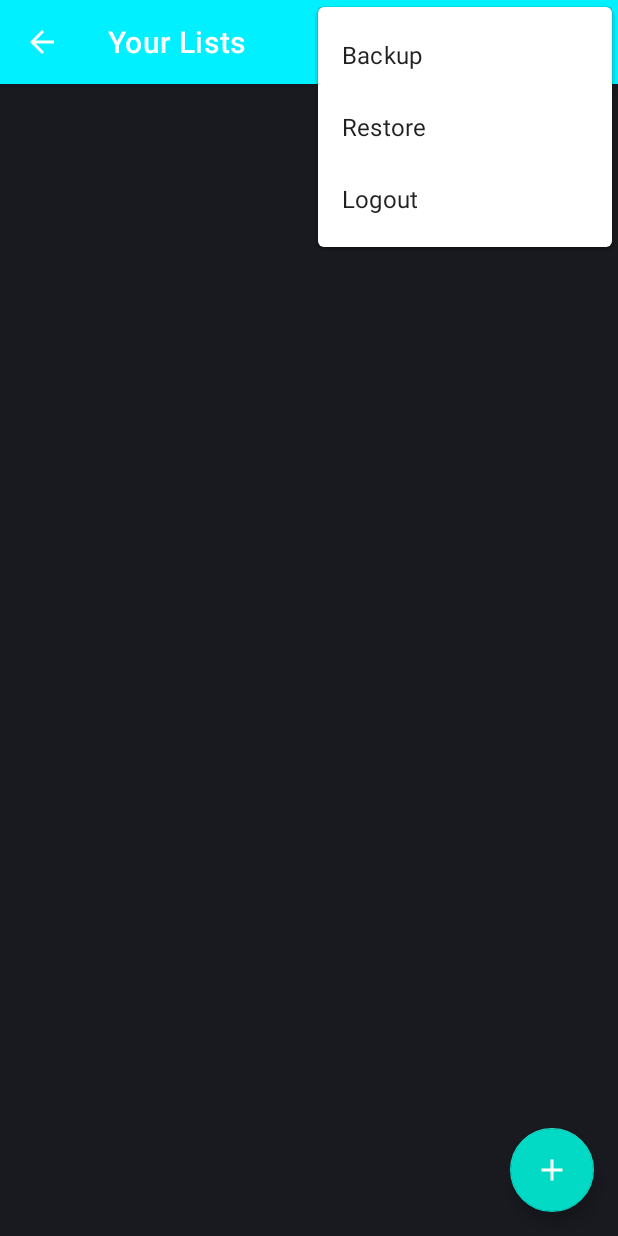
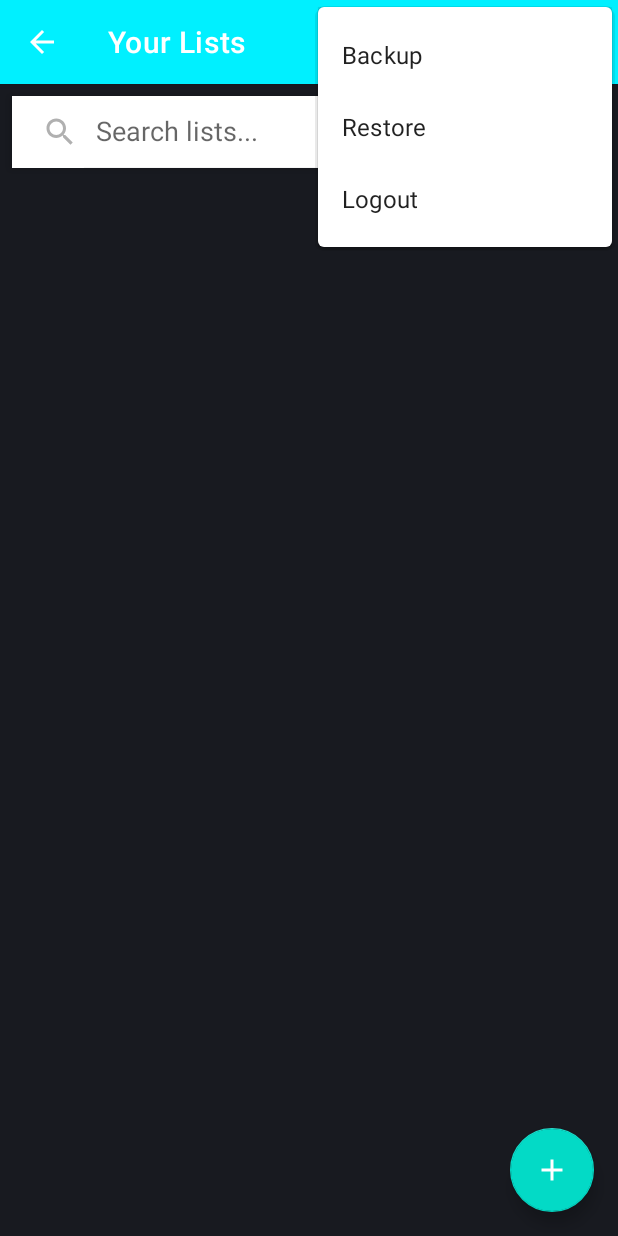
Before and after one commit to janithjay/ToDo-List-App, an Android app built with Jetpack Compose: the screen it shows after launch once a user with an empty profile is signed in (ListsActivity), with the options menu open, on a phone screen of 412 x 824 dp. Run offline under Robolectric (Android 15) with nearby library versions, the phone set to English and light mode, and no system bars; our stand-ins replace Firebase (no records; nobody signed in at launch, a user with empty details on screens opened directly), Room's generated code.

Commit message:
added search bar

```diff
--- a/app/src/main/java/com/janithjayashan/todolistapp/ui/activities/ListsActivity.kt
+++ b/app/src/main/java/com/janithjayashan/todolistapp/ui/activities/ListsActivity.kt
@@ -4,7 +4,6 @@ import android.app.AlertDialog
 import android.app.DatePickerDialog
 import android.app.TimePickerDialog
 import android.content.Intent
-import android.content.res.ColorStateList
 import android.os.Bundle
 import android.view.LayoutInflater
 import android.view.Menu
@@ -12,9 +11,8 @@ import android.view.MenuItem
 import android.widget.Button
 import android.widget.EditText
 import android.widget.TextView
-import android.widget.Toast
+import androidx.activity.OnBackPressedCallback
 import androidx.appcompat.app.AppCompatActivity
-import androidx.core.content.ContextCompat
 import androidx.lifecycle.ViewModelProvider
 import androidx.recyclerview.widget.LinearLayoutManager
 import androidx.recyclerview.widget.RecyclerView
@@ -38,6 +36,7 @@ class ListsActivity : AppCompatActivity() {
     private lateinit var backupManager: FirebaseBackupManager
     private val dateFormat = SimpleDateFormat("MMM dd, yyyy", Locale.getDefault())
     private val timeFormat = SimpleDateFormat("HH:mm", Locale.getDefault())
+    private var allLists = listOf<TodoList>()
 
     override fun onCreate(savedInstanceState: Bundle?) {
         super.onCreate(savedInstanceState)
@@ -50,8 +49,42 @@ class ListsActivity : AppCompatActivity() {
         backupManager = FirebaseBackupManager(this)
 
         setupRecyclerView()
+        setupSearchView()
         setupFab()
         observeLists()
+
+        // Handle back press with the new recommended way
+        onBackPressedDispatcher.addCallback(this, object : OnBackPressedCallback(true) {
+            override fun handleOnBackPressed() {
+                finish()
+            }
+        })
+    }
+
+    private fun setupSearchView() {
+        val searchView = findViewById<androidx.appcompat.widget.SearchView>(R.id.searchView)
+        searchView.setOnQueryTextListener(object : androidx.appcompat.widget.SearchView.OnQueryTextListener {
+            override fun onQueryTextSubmit(query: String?): Boolean {
+                return false
+            }
+
+            override fun onQueryTextChange(newText: String?): Boolean {
+                filterLists(newText)
+                return true
+            }
+        })
+    }
+
+    private fun filterLists(query: String?) {
+        if (query.isNullOrBlank()) {
+            adapter.submitList(allLists)
+        } else {
+            val filteredList = allLists.filter { todoList ->
+                todoList.title.contains(query, ignoreCase = true) ||
+                todoList.description.contains(query, ignoreCase = true)
+            }
+            adapter.submitList(filteredList)
+        }
     }
 
     private fun setupRecyclerView() {
@@ -83,6 +116,7 @@ class ListsActivity : AppCompatActivity() {
 
     private fun observeLists() {
         viewModel.getAllLists().observe(this) { lists ->
+            allLists = lists
             adapter.submitList(lists)
         }
     }
@@ -239,7 +273,7 @@ class ListsActivity : AppCompatActivity() {
     override fun onOptionsItemSelected(item: MenuItem): Boolean {
         return when (item.itemId) {
             android.R.id.home -> {
-                onBackPressed()
+                finish()
                 true
             }
             R.id.action_logout -> {
--- a/app/src/main/res/layout/activity_lists.xml
+++ b/app/src/main/res/layout/activity_lists.xml
@@ -4,12 +4,29 @@
     android:layout_width="match_parent"
     android:layout_height="match_parent">
 
-    <androidx.recyclerview.widget.RecyclerView
-        android:id="@+id/recyclerViewLists"
+    <LinearLayout
         android:layout_width="match_parent"
         android:layout_height="match_parent"
-        android:padding="8dp"
-        android:clipToPadding="false" />
+        android:orientation="vertical">
+
+        <androidx.appcompat.widget.SearchView
+            android:id="@+id/searchView"
+            android:layout_width="match_parent"
+            android:layout_height="wrap_content"
+            android:layout_margin="8dp"
+            android:background="@android:color/white"
+            android:elevation="4dp"
+            app:iconifiedByDefault="false"
+            app:queryHint="Search lists..." />
+
+        <androidx.recyclerview.widget.RecyclerView
+            android:id="@+id/recyclerViewLists"
+            android:layout_width="match_parent"
+            android:layout_height="match_parent"
+            android:padding="8dp"
+            android:clipToPadding="false" />
+
+    </LinearLayout>
 
     <com.google.android.material.floatingactionbutton.FloatingActionButton
         android:id="@+id/fabAddList"
@@ -18,6 +35,7 @@
         android:layout_gravity="bottom|end"
         android:layout_margin="16dp"
         android:src="@drawable/ic_add"
+        android:contentDescription="Add new list"
         app:tint="@android:color/white" />
 
 </androidx.coordinatorlayout.widget.CoordinatorLayout>
```
Also changed, not shown: 1 other file.
